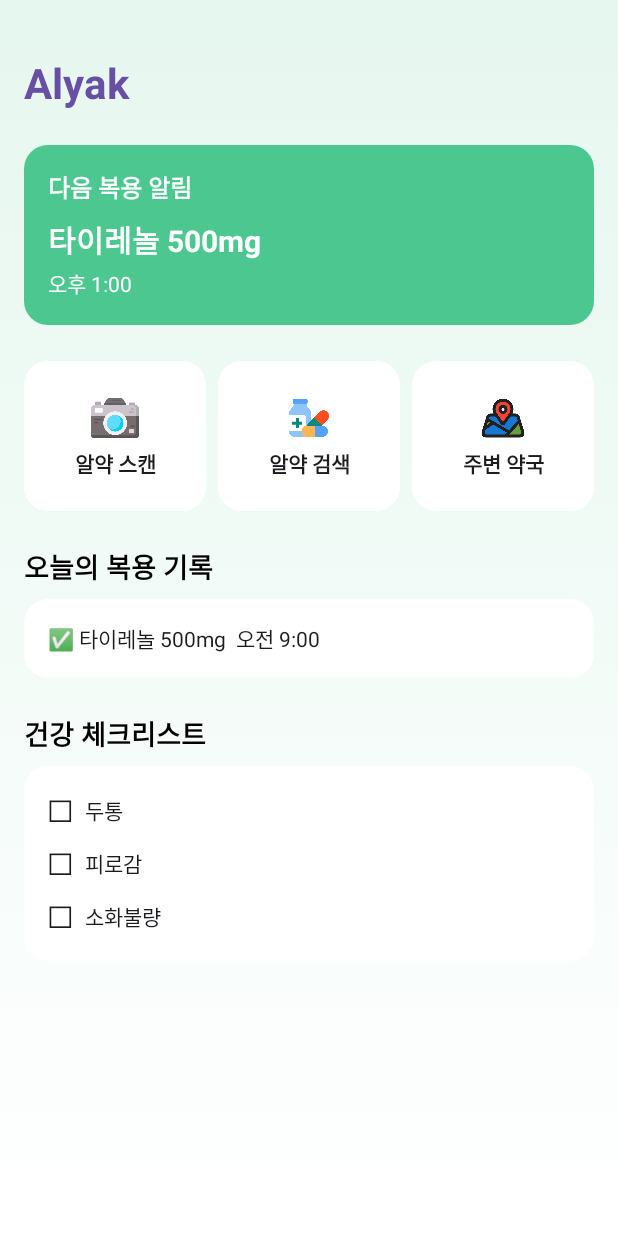
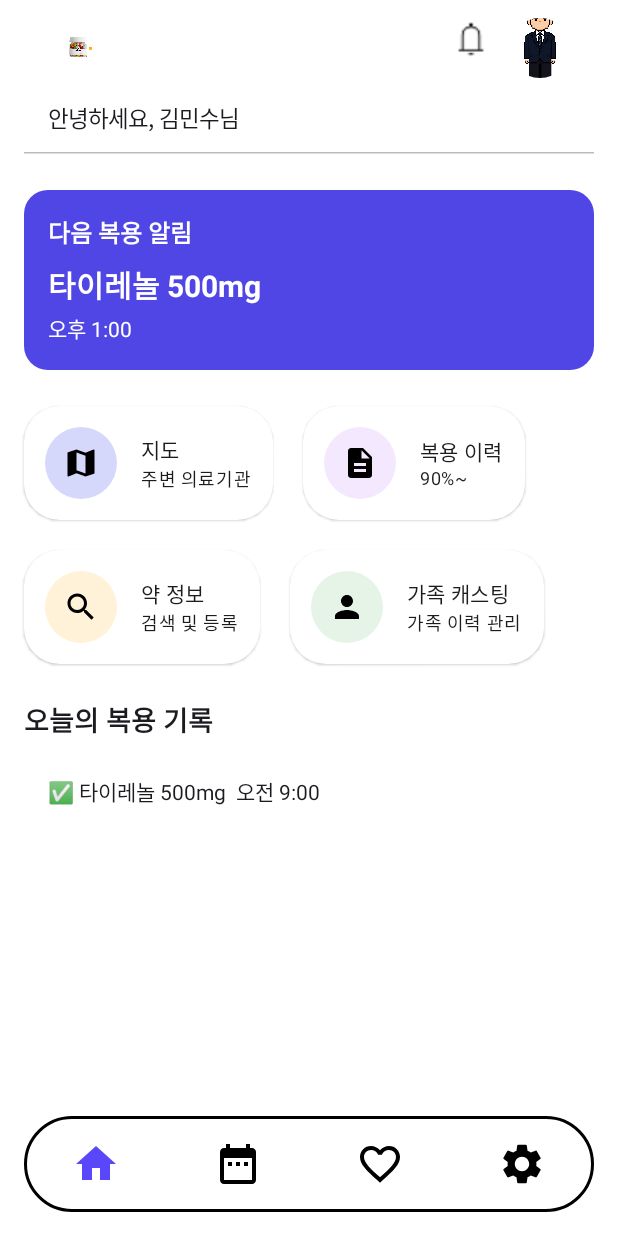
Before and after one commit to SEUNGJAE-97/alyak-deep-learning-app, an Android app built with Jetpack Compose: the @Preview function MainScreenPreview, on a phone screen of 412 x 824 dp. Run offline under Robolectric (Android 15) with nearby library versions, the phone set to English and light mode, and no system bars.

Commit message:
feat : 메인화면 ui

```diff
--- a/application_project/app/src/main/java/com/alyak/detector/ui/main/MainScreen.kt
+++ b/application_project/app/src/main/java/com/alyak/detector/ui/main/MainScreen.kt
@@ -36,64 +36,109 @@ import com.alyak.detector.ui.theme.BackgroundGradientStart
 import com.alyak.detector.ui.theme.CardBackground
 import com.alyak.detector.ui.theme.PrimaryGreen
 import androidx.compose.foundation.Image
+import androidx.compose.foundation.rememberScrollState
+import androidx.compose.foundation.verticalScroll
+import androidx.compose.material.icons.Icons
+import androidx.compose.material.icons.filled.DateRange
+import androidx.compose.material.icons.filled.Description
+import androidx.compose.material.icons.filled.FavoriteBorder
+import androidx.compose.material.icons.filled.Home
+import androidx.compose.material.icons.filled.Map
+import androidx.compose.material.icons.filled.Person
+import androidx.compose.material.icons.filled.Search
+import androidx.compose.material.icons.filled.Settings
+import androidx.compose.material3.Scaffold
+import androidx.compose.runtime.getValue
+import androidx.compose.runtime.mutableStateOf
+import androidx.compose.runtime.remember
+import androidx.compose.runtime.setValue
+import androidx.compose.ui.graphics.Color
+import androidx.compose.ui.res.colorResource
+import com.alyak.detector.ui.other.BottomForm
+import com.alyak.detector.ui.other.DashboardCard
+import com.alyak.detector.ui.other.HeaderForm
 
 @Composable
 fun MainScreen(
     navController: NavController
 ) {
-    Box(
-        modifier = Modifier
-            .fillMaxSize()
-            .background(
-                brush = Brush.verticalGradient(
-                    colors = listOf(BackgroundGradientStart, BackgroundGradientEnd)
-                )
+    val icons = listOf(
+        Icons.Filled.Home,
+        Icons.Filled.DateRange,
+        Icons.Filled.FavoriteBorder,
+        Icons.Filled.Settings
+    )
+    var selectedIndex by remember { mutableStateOf(0) }
+
+    Scaffold(
+        bottomBar = {
+            BottomForm(
+                modifier = Modifier.fillMaxWidth(),
+                icons = icons,
+                selectedIndex = selectedIndex,
+                onItemSelected = { selectedIndex = it }
             )
-    ) {
+        }
+    ) { paddingValues ->
         Column(
             modifier = Modifier
                 .fillMaxSize()
-                .padding(16.dp)
+                .background(
+                    Color.White
+                )
+                .padding(paddingValues)  // Scaffold가 바텀바 높이만큼 패딩 자동 적용
+                .verticalScroll(rememberScrollState())
+                .padding(horizontal = 16.dp)
         ) {
+            HeaderForm()
             Spacer(modifier = Modifier.height(24.dp))
 
-            // Logo
-            Text(
-                text = "Alyak",
-                fontSize = 28.sp,
-                fontWeight = FontWeight.Bold,
-                color = MaterialTheme.colorScheme.primary
-            )
-
+            NextMedicationCard()
             Spacer(modifier = Modifier.height(24.dp))
 
-            // Next Medication Card
-            NextMedicationCard()
-
+            DashboardButtonGrid(
+                // Dashboard
+                {
+                    DashboardCard(
+                        icon = Icons.Default.Map,
+                        iconBackgroundColor = Color(0xFFD6D8FB),
+                        title = "지도",
+                        subtitle = "주변 의료기관",
+                        onClick = { navController.navigate("MapScreen") }
+                    )
+                },
+                {
+                    DashboardCard(
+                        icon = Icons.Default.Description,
+                        iconBackgroundColor = Color(0xFFF3E8FE),
+                        title = "복용 이력",
+                        subtitle = "90%~",
+                        onClick = {}
+                    )
+                },
+                {
+                    DashboardCard(
+                        icon = Icons.Default.Search,
+                        iconBackgroundColor = Color(0xFFFFF2D8),
+                        title = "약 정보",
+                        subtitle = "검색 및 등록",
+                        onClick = { navController.navigate("pillSearch") }
+                    )
+                },
+                {
+                    DashboardCard(
+                        icon = Icons.Default.Person,
+                        iconBackgroundColor = Color(0xFFE6F3E7),
+                        title = "가족 캐스팅",
+                        subtitle = "가족 이력 관리",
+                        onClick = {}
+                    )
+                }
+            )
             Spacer(modifier = Modifier.height(24.dp))
 
-            // Quick Action Buttons
-            QuickActionButtons(
-                onQrScanClick = {
-                    navController.navigate("CameraScreen")
-                },
-                onPillSearchClick = {
-                    navController.navigate("pillSearch")
-                },
-                onMapSearchClick = {
-                    navController.navigate("MapScreen")
-                }
-            )
-
+            MedicationHistory()
             Spacer(modifier = Modifier.height(24.dp))
-
-            // Medication History
-            MedicationHistory()
-
-            Spacer(modifier = Modifier.height(24.dp))
-
-            // Health Checklist
-            HealthChecklist()
         }
     }
 }
@@ -105,7 +150,7 @@ fun NextMedicationCard() {
             .fillMaxWidth()
             .height(120.dp),
         shape = RoundedCornerShape(16.dp),
-        colors = CardDefaults.cardColors(containerColor = PrimaryGreen)
+        colors = CardDefaults.cardColors(containerColor = colorResource(R.color.primaryBlue))
     ) {
         Column(
             modifier = Modifier
@@ -135,73 +180,34 @@ fun NextMedicationCard() {
 }
 
 @Composable
-fun QuickActionButtons(
-    onQrScanClick: () -> Unit,
-    onPillSearchClick: () -> Unit,
-    onMapSearchClick: () -> Unit
+fun DashboardButtonGrid(
+    button1: @Composable () -> Unit,
+    button2: @Composable () -> Unit,
+    button3: @Composable () -> Unit,
+    button4: @Composable () -> Unit,
+    modifier: Modifier = Modifier
 ) {
-    Row(
-        modifier = Modifier.fillMaxWidth(),
-        horizontalArrangement = Arrangement.SpaceBetween
+    Column(
+        modifier = modifier,
+        verticalArrangement = Arrangement.spacedBy(20.dp)
     ) {
-        QuickActionButton(
-            icon = painterResource(id = R.drawable.camera),
-            text = "알약 스캔",
-            modifier = Modifier.weight(1f),
-            onClick = onQrScanClick
-        )
-        Spacer(modifier = Modifier.width(8.dp))
-        QuickActionButton(
-            icon = painterResource(id = R.drawable.pill),
-            text = "알약 검색",
-            modifier = Modifier.weight(1f),
-            onClick = onPillSearchClick
-        )
-        Spacer(modifier = Modifier.width(8.dp))
-        QuickActionButton(
-            icon = painterResource(id = R.drawable.map),
-            text = "주변 약국",
-            modifier = Modifier.weight(1f),
-            onClick = onMapSearchClick
-        )
+        Row(
+            modifier = Modifier.fillMaxWidth(),
+            horizontalArrangement = Arrangement.spacedBy(20.dp)
+        ) {
+            button1()
+            button2()
+        }
+        Row(
+            modifier = Modifier.fillMaxWidth(),
+            horizontalArrangement = Arrangement.spacedBy(20.dp)
+        ) {
+            button3()
+            button4()
+        }
     }
 }
 
-@Composable
-fun QuickActionButton(
-    icon: Painter,
-    text: String,
-    modifier: Modifier = Modifier,
-    onClick: () -> Unit
-) {
-    Card(
-        onClick = onClick,
-        modifier = modifier
-            .height(100.dp),
-        shape = RoundedCornerShape(16.dp),
-        colors = CardDefaults.cardColors(containerColor = CardBackground)
-    ) {
-        Column(
-            modifier = Modifier
-                .fillMaxSize()
-                .padding(8.dp),
-            horizontalAlignment = Alignment.CenterHorizontally,
-            verticalArrangement = Arrangement.Center
-        ) {
-            Image(
-                painter = icon,
-                contentDescription = text,
-                modifier = Modifier.size(32.dp)
-            )
-            Spacer(modifier = Modifier.height(4.dp))
-            Text(
-                text = text,
-                fontSize = 14.sp,
-                fontWeight = FontWeight.SemiBold
-            )
-        }
-    }
-}
 
 @Composable
 fun MedicationHistory() {
@@ -230,51 +236,6 @@ fun MedicationHistory() {
     }
 }
 
-@Composable
-fun HealthChecklist() {
-    Column {
-        Text(
-            text = "건강 체크리스트",
-            fontSize = 18.sp,
-            fontWeight = FontWeight.Bold
-        )
-        Spacer(modifier = Modifier.height(8.dp))
-        Card(
-            modifier = Modifier
-                .fillMaxWidth(),
-            shape = RoundedCornerShape(16.dp),
-            colors = CardDefaults.cardColors(containerColor = CardBackground)
-        ) {
-            Column(
-                modifier = Modifier.padding(16.dp)
-            ) {
-                ChecklistItem("두통")
-                Spacer(modifier = Modifier.height(8.dp))
-                ChecklistItem("피로감")
-                Spacer(modifier = Modifier.height(8.dp))
-                ChecklistItem("소화불량")
-            }
-        }
-    }
-}
-
-@Composable
-fun ChecklistItem(text: String) {
-    Row(
-        verticalAlignment = Alignment.CenterVertically
-    ) {
-        Text(
-            text = "☐",
-            fontSize = 20.sp
-        )
-        Spacer(modifier = Modifier.width(8.dp))
-        Text(
-            text = text,
-            fontSize = 14.sp
-        )
-    }
-}
-
 @Preview(showBackground = true)
 @Composable
 fun MainScreenPreview() {
```
